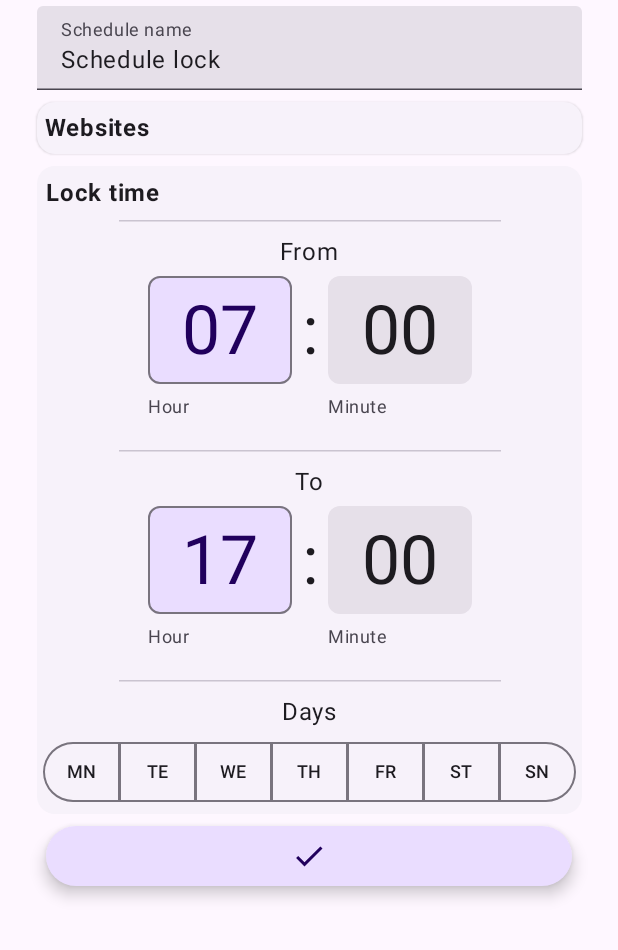
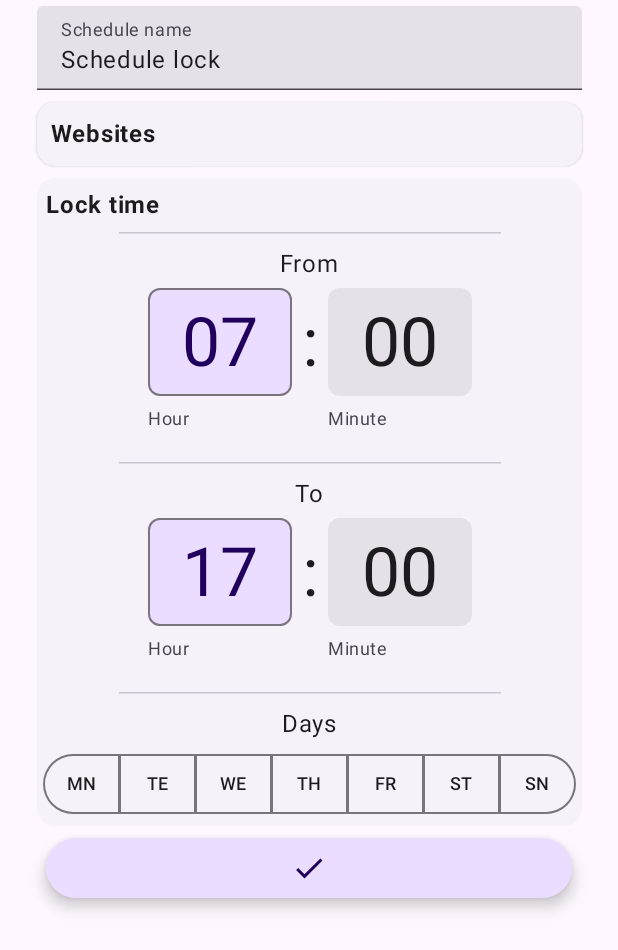
Before and after one commit to DashcleverSystems/arjuna, an Android app built with Jetpack Compose: the composable ScheduleDetails shown on its own in the app's theme, on a phone screen of 412 x 824 dp. Shown: the top 950 px of the screen. Run offline under Robolectric (Android 15) with nearby library versions, the phone set to English and light mode, and no system bars.

Commit message:
Add websites list padding on schedule details view

```diff
--- a/app/src/main/java/io/arjuna/schedule/view/ScheduleDetails.kt
+++ b/app/src/main/java/io/arjuna/schedule/view/ScheduleDetails.kt
@@ -63,6 +63,7 @@ fun ScheduleDetails(
                 Modifier
                     .fillMaxWidth()
                     .align(Alignment.CenterHorizontally)
+                    .padding(4.dp)
             ) {
                 ElevatedCardTitle("Websites")
                 state.websites.forEach { website ->
```
